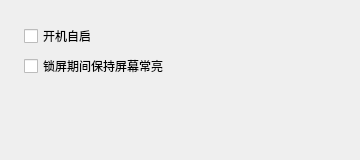
First picture: the form in configform.ui, repository BlueGhostJ/BG_Assistant, before the edit.
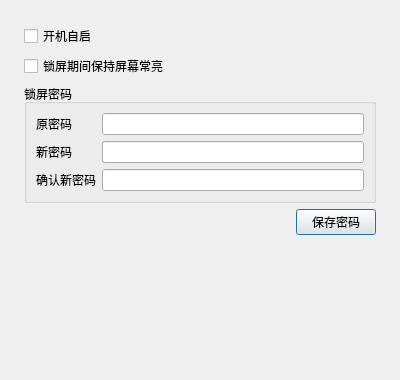
Second picture: the form after the edit.

Commit message:
密码改 AES 加密存 ini，增加密码设置界面，启动自动建 ini
- 密码存储：新增 aes.cpp/aes.h，纯 C++ 实现 AES-ECB + PKCS7 + Base64，
  与原易语言版内嵌 CryptoJS 的加密方式一致（FIPS-197 测试向量验证通过）；
  密码不再明文写死，改为加密后存 exe 同目录 BGAssistant.ini
- ini 自动创建：新增 ensureLockScreenConfig()，main 启动时若 ini 无密码
  则写入默认密码 "a"（AES 加密），QSettings setValue 自动建文件
- 密码设置界面：设置页新增「锁屏密码」分组（原密码/新密码/确认新密码），
  校验逻辑对齐原版（先比对新密码一致性、再校验原密码），通过后加密保存
- 每次锁屏重新读取密码，设置页改密码后无需重启即可生效

```diff
--- a/configform.ui
+++ b/configform.ui
@@ -6,8 +6,8 @@
    <rect>
     <x>0</x>
     <y>0</y>
-    <width>360</width>
-    <height>160</height>
+    <width>400</width>
+    <height>380</height>
    </rect>
   </property>
   <property name="windowTitle">
@@ -40,6 +40,84 @@
      </property>
     </widget>
    </item>
+   <item>
+    <widget class="QGroupBox" name="passwordGroupBox">
+     <property name="title">
+      <string>锁屏密码</string>
+     </property>
+     <layout class="QFormLayout" name="passwordFormLayout">
+      <property name="fieldGrowthPolicy">
+       <enum>QFormLayout::AllNonFixedFieldsGrow</enum>
+      </property>
+      <item row="0" column="0">
+       <widget class="QLabel" name="oldPasswordLabel">
+        <property name="text">
+         <string>原密码</string>
+        </property>
+       </widget>
+      </item>
+      <item row="0" column="1">
+       <widget class="QLineEdit" name="oldPasswordEdit">
+        <property name="echoMode">
+         <enum>QLineEdit::Password</enum>
+        </property>
+       </widget>
+      </item>
+      <item row="1" column="0">
+       <widget class="QLabel" name="newPasswordLabel">
+        <property name="text">
+         <string>新密码</string>
+        </property>
+       </widget>
+      </item>
+      <item row="1" column="1">
+       <widget class="QLineEdit" name="newPasswordEdit">
+        <property name="echoMode">
+         <enum>QLineEdit::Password</enum>
+        </property>
+       </widget>
+      </item>
+      <item row="2" column="0">
+       <widget class="QLabel" name="confirmPasswordLabel">
+        <property name="text">
+         <string>确认新密码</string>
+        </property>
+       </widget>
+      </item>
+      <item row="2" column="1">
+       <widget class="QLineEdit" name="confirmPasswordEdit">
+        <property name="echoMode">
+         <enum>QLineEdit::Password</enum>
+        </property>
+       </widget>
+      </item>
+     </layout>
+    </widget>
+   </item>
+   <item>
+    <layout class="QHBoxLayout" name="buttonLayout">
+     <item>
+      <spacer name="horizontalSpacer">
+       <property name="orientation">
+        <enum>Qt::Horizontal</enum>
+       </property>
+       <property name="sizeHint" stdset="0">
+        <size>
+         <width>40</width>
+         <height>20</height>
+        </size>
+       </property>
+      </spacer>
+     </item>
+     <item>
+      <widget class="QPushButton" name="savePasswordButton">
+       <property name="text">
+        <string>保存密码</string>
+       </property>
+      </widget>
+     </item>
+    </layout>
+   </item>
    <item>
     <spacer name="verticalSpacer">
      <property name="orientation">
```
The commit also changes 9 other files.
